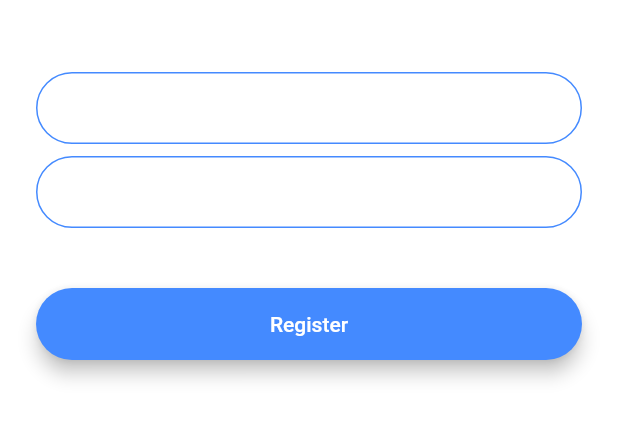
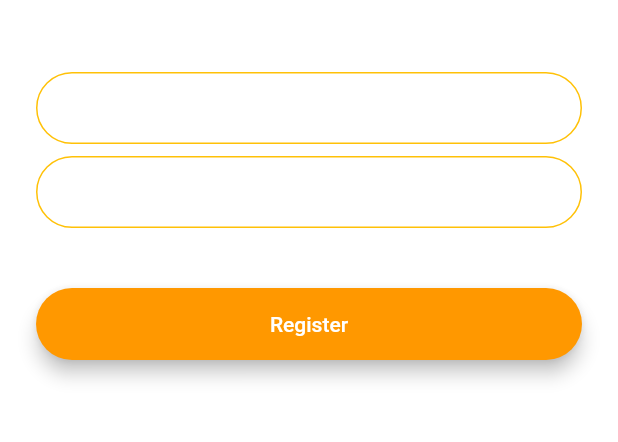
Before and after one commit to Garimabisht22/flash_chatApp, a Flutter app: the RegistrationScreen screen opened by its route, on a phone screen of 412 x 824 dp, the part 591-1033 px from its top. Run offline on Flutter 3.47's test engine with Material 2 defaults, Android fonts, the phone set to English and light mode, and no system bars; our stand-ins replace animated_text_kit.

Commit message:
Refracted the code. For making the code clean.

```diff
--- /dev/null
+++ b/lib/components/rounded_button.dart
@@ -0,0 +1,34 @@
+import 'package:flutter/material.dart';
+
+class RoundButton extends StatelessWidget {
+  const RoundButton(this.colour,this.screenId,this.text);
+  final String text;
+  final Color colour;
+  final String screenId;
+  @override
+  Widget build(BuildContext context) {
+    return Padding(
+      padding: EdgeInsets.symmetric(vertical: 16.0),
+      child: Material(
+        elevation: 5.0,
+        // color: Colors.amberAccent,
+        color: this.colour,
+        borderRadius: BorderRadius.circular(30.0),
+        child: MaterialButton(
+          onPressed: () {
+            Navigator.pushNamed(context, this.screenId);
+            //Go to login screen.
+          },
+          minWidth: 200.0,
+          height: 42.0,
+          child: Text(
+            text,
+            style: TextStyle(
+              color: Colors.white
+            ),
+          ),
+        ),
+      ),
+    );
+  }
+}
--- a/lib/constants.dart
+++ b/lib/constants.dart
@@ -17,3 +17,21 @@ const kMessageContainerDecoration = BoxDecoration(
     top: BorderSide(color: Colors.lightBlueAccent, width: 2.0),
   ),
 );
+const kTextFieldDecoration = InputDecoration(
+  hintText: 'Enter your email',
+  contentPadding:
+  EdgeInsets.symmetric(vertical: 10.0, horizontal: 20.0),
+  border: OutlineInputBorder(
+    borderRadius: BorderRadius.all(Radius.circular(32.0)),
+  ),
+  enabledBorder: OutlineInputBorder(
+    borderSide:
+    BorderSide(color: Colors.amber, width: 1.0),
+    borderRadius: BorderRadius.all(Radius.circular(32.0)),
+  ),
+  focusedBorder: OutlineInputBorder(
+    borderSide:
+    BorderSide(color: Colors.amber, width: 2.0),
+    borderRadius: BorderRadius.all(Radius.circular(32.0)),
+  ),
+);
--- a/lib/screens/registration_screen.dart
+++ b/lib/screens/registration_screen.dart
@@ -1,4 +1,7 @@
+import 'package:flash_chat/constants.dart';
+import 'package:flash_chat/screens/login_screen.dart';
 import 'package:flutter/material.dart';
+import 'package:flash_chat/components/rounded_button.dart';
 
 class RegistrationScreen extends StatefulWidget {
   static const String id = 'registration_screen';
@@ -32,22 +35,7 @@ class _RegistrationScreenState extends State<RegistrationScreen> {
               onChanged: (value) {
                 //Do something with the user input.
               },
-              decoration: InputDecoration(
-                hintText: 'Enter your email',
-                contentPadding:
-                EdgeInsets.symmetric(vertical: 10.0, horizontal: 20.0),
-                border: OutlineInputBorder(
-                  borderRadius: BorderRadius.all(Radius.circular(32.0)),
-                ),
-                enabledBorder: OutlineInputBorder(
-                  borderSide: BorderSide(color: Colors.blueAccent, width: 1.0),
-                  borderRadius: BorderRadius.all(Radius.circular(32.0)),
-                ),
-                focusedBorder: OutlineInputBorder(
-                  borderSide: BorderSide(color: Colors.blueAccent, width: 2.0),
-                  borderRadius: BorderRadius.all(Radius.circular(32.0)),
-                ),
-              ),
+              decoration: kTextFieldDecoration
             ),
             SizedBox(
               height: 8.0,
@@ -56,45 +44,12 @@ class _RegistrationScreenState extends State<RegistrationScreen> {
               onChanged: (value) {
                 //Do something with the user input.
               },
-              decoration: InputDecoration(
-                hintText: 'Enter your password',
-                contentPadding:
-                EdgeInsets.symmetric(vertical: 10.0, horizontal: 20.0),
-                border: OutlineInputBorder(
-                  borderRadius: BorderRadius.all(Radius.circular(32.0)),
-                ),
-                enabledBorder: OutlineInputBorder(
-                  borderSide: BorderSide(color: Colors.blueAccent, width: 1.0),
-                  borderRadius: BorderRadius.all(Radius.circular(32.0)),
-                ),
-                focusedBorder: OutlineInputBorder(
-                  borderSide: BorderSide(color: Colors.blueAccent, width: 2.0),
-                  borderRadius: BorderRadius.all(Radius.circular(32.0)),
-                ),
-              ),
-            ),
+              decoration:kTextFieldDecoration.copyWith(hintText: "Enter your password"),
+      ),
             SizedBox(
               height: 24.0,
             ),
-            Padding(
-              padding: EdgeInsets.symmetric(vertical: 16.0),
-              child: Material(
-                color: Colors.blueAccent,
-                borderRadius: BorderRadius.all(Radius.circular(30.0)),
-                elevation: 5.0,
-                child: MaterialButton(
-                  onPressed: () {
-                    //Implement registration functionality.
-                  },
-                  minWidth: 200.0,
-                  height: 42.0,
-                  child: Text(
-                    'Register',
-                    style: TextStyle(color: Colors.white),
-                  ),
-                ),
-              ),
-            ),
+            RoundButton(Colors.orange, LoginScreen.id, "Register")
           ],
         ),
       ),
```
Also changed, not shown: lib/screens/login_screen.dart (+6 -54 lines), lib/screens/welcome_screen.dart (+43 -65 lines).
